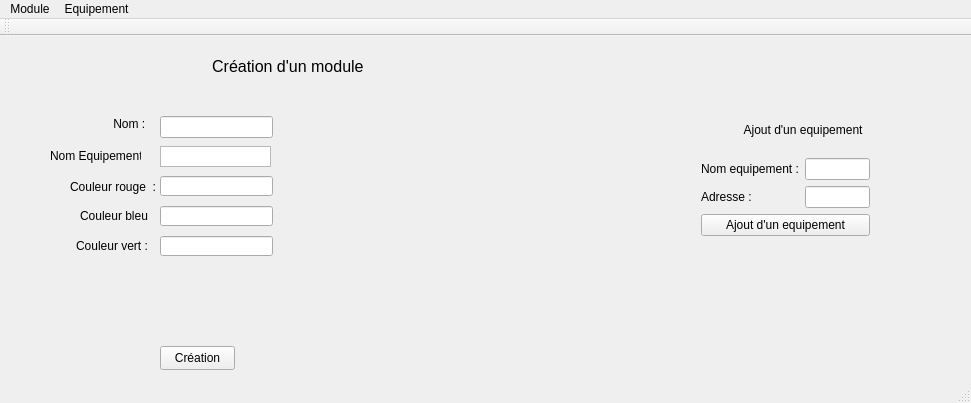
The window that module/Webedia/Webedia.ui (charlesdesenclos/Projet-BTS-Webedia) describes before a commit, drawn with Qt 5.
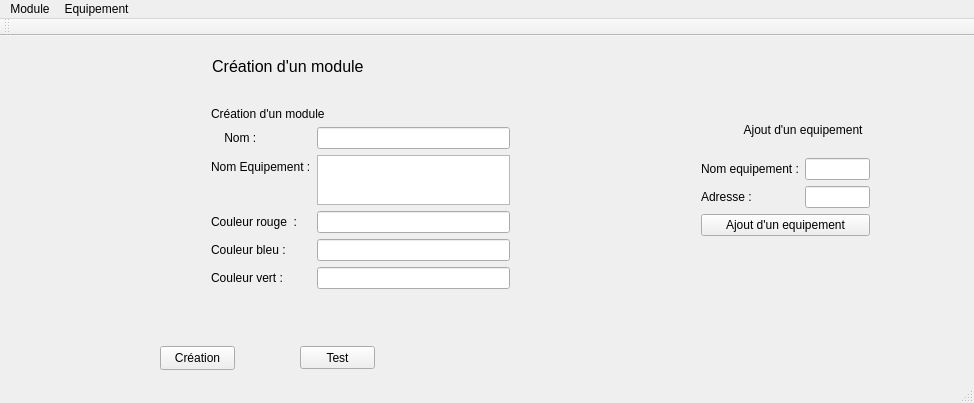
The same window after the commit.

Diff of the .ui file:
```diff
--- a/module/Webedia/Webedia.ui
+++ b/module/Webedia/Webedia.ui
@@ -6,7 +6,7 @@
    <rect>
     <x>0</x>
     <y>0</y>
-    <width>971</width>
+    <width>974</width>
     <height>403</height>
    </rect>
   </property>
@@ -14,19 +14,6 @@
    <string>Webedia</string>
   </property>
   <widget class="QWidget" name="centralWidget">
-   <widget class="QLabel" name="label_nom">
-    <property name="geometry">
-     <rect>
-      <x>100</x>
-      <y>80</y>
-      <width>49</width>
-      <height>16</height>
-     </rect>
-    </property>
-    <property name="text">
-     <string>    Nom :</string>
-    </property>
-   </widget>
    <widget class="QLabel" name="label_afficheresultat">
     <property name="geometry">
      <rect>
@@ -53,16 +40,6 @@
      <string>Création</string>
     </property>
    </widget>
-   <widget class="QLineEdit" name="lineEdit_nom_module">
-    <property name="geometry">
-     <rect>
-      <x>160</x>
-      <y>80</y>
-      <width>113</width>
-      <height>22</height>
-     </rect>
-    </property>
-   </widget>
    <widget class="QLabel" name="label_bdd">
     <property name="geometry">
      <rect>
@@ -124,98 +101,6 @@
      <string>              Création d'un module</string>
     </property>
    </widget>
-   <widget class="QLabel" name="label_couleu_rouge">
-    <property name="geometry">
-     <rect>
-      <x>70</x>
-      <y>140</y>
-      <width>101</width>
-      <height>21</height>
-     </rect>
-    </property>
-    <property name="text">
-     <string>Couleur rouge  :</string>
-    </property>
-   </widget>
-   <widget class="QLineEdit" name="lineEdit_couleeur_rouge">
-    <property name="geometry">
-     <rect>
-      <x>160</x>
-      <y>140</y>
-      <width>113</width>
-      <height>20</height>
-     </rect>
-    </property>
-   </widget>
-   <widget class="QListWidget" name="listWidget_nom_Equipement">
-    <property name="geometry">
-     <rect>
-      <x>160</x>
-      <y>110</y>
-      <width>111</width>
-      <height>21</height>
-     </rect>
-    </property>
-   </widget>
-   <widget class="QLabel" name="label_nom_equipement">
-    <property name="geometry">
-     <rect>
-      <x>50</x>
-      <y>110</y>
-      <width>91</width>
-      <height>20</height>
-     </rect>
-    </property>
-    <property name="text">
-     <string>Nom Equipement :</string>
-    </property>
-   </widget>
-   <widget class="QLabel" name="label_couleur_bleu">
-    <property name="geometry">
-     <rect>
-      <x>80</x>
-      <y>170</y>
-      <width>71</width>
-      <height>20</height>
-     </rect>
-    </property>
-    <property name="text">
-     <string>Couleur bleu :</string>
-    </property>
-   </widget>
-   <widget class="QLabel" name="label_couleur_vert">
-    <property name="geometry">
-     <rect>
-      <x>76</x>
-      <y>200</y>
-      <width>71</width>
-      <height>20</height>
-     </rect>
-    </property>
-    <property name="text">
-     <string>Couleur vert :</string>
-    </property>
-   </widget>
-   <widget class="QLineEdit" name="lineEdit_couleur_bleu">
-    <property name="geometry">
-     <rect>
-      <x>160</x>
-      <y>170</y>
-      <width>113</width>
-      <height>20</height>
-     </rect>
-    </property>
-   </widget>
-   <widget class="QLineEdit" name="lineEdit_couleur_vert">
-    <property name="geometry">
-     <rect>
-      <x>160</x>
-      <y>200</y>
-      <width>113</width>
-      <height>20</height>
-     </rect>
-    </property>
-   </widget>
    <widget class="QWidget" name="verticalLayoutWidget">
     <property name="geometry">
      <rect>
@@ -266,13 +151,95 @@
      </item>
     </layout>
    </widget>
+   <widget class="QPushButton" name="pushButton_test">
+    <property name="geometry">
+     <rect>
+      <x>300</x>
+      <y>310</y>
+      <width>75</width>
+      <height>23</height>
+     </rect>
+    </property>
+    <property name="text">
+     <string>Test</string>
+    </property>
+   </widget>
+   <widget class="QWidget" name="formLayoutWidget">
+    <property name="geometry">
+     <rect>
+      <x>200</x>
+      <y>60</y>
+      <width>321</width>
+      <height>204</height>
+     </rect>
+    </property>
+    <layout class="QFormLayout" name="formLayout_2">
+     <item row="1" column="0">
+      <widget class="QLabel" name="label_nom">
+       <property name="text">
+        <string>    Nom :</string>
+       </property>
+      </widget>
+     </item>
+     <item row="1" column="1">
+      <widget class="QLineEdit" name="lineEdit_nom_module"/>
+     </item>
+     <item row="2" column="0">
+      <widget class="QLabel" name="label_nom_equipement">
+       <property name="text">
+        <string>Nom Equipement :</string>
+       </property>
+      </widget>
+     </item>
+     <item row="2" column="1">
+      <widget class="QListWidget" name="listWidget_nom_Equipement"/>
+     </item>
+     <item row="3" column="0">
+      <widget class="QLabel" name="label_couleu_rouge">
+       <property name="text">
+        <string>Couleur rouge  :</string>
+       </property>
+      </widget>
+     </item>
+     <item row="3" column="1">
+      <widget class="QLineEdit" name="lineEdit_couleeur_rouge"/>
+     </item>
+     <item row="4" column="0">
+      <widget class="QLabel" name="label_couleur_bleu">
+       <property name="text">
+        <string>Couleur bleu :</string>
+       </property>
+      </widget>
+     </item>
+     <item row="4" column="1">
+      <widget class="QLineEdit" name="lineEdit_couleur_bleu"/>
+     </item>
+     <item row="5" column="0">
+      <widget class="QLabel" name="label_couleur_vert">
+       <property name="text">
+        <string>Couleur vert :</string>
+       </property>
+      </widget>
+     </item>
+     <item row="5" column="1">
+      <widget class="QLineEdit" name="lineEdit_couleur_vert"/>
+     </item>
+     <item row="0" column="0" colspan="2">
+      <widget class="QLabel" name="label_3">
+       <property name="text">
+        <string>Création d'un module</string>
+       </property>
+      </widget>
+     </item>
+    </layout>
+   </widget>
   </widget>
   <widget class="QMenuBar" name="menuBar">
    <property name="geometry">
     <rect>
      <x>0</x>
      <y>0</y>
-     <width>971</width>
+     <width>974</width>
      <height>21</height>
     </rect>
    </property>
```
Left out of the diff: 12 changed lines with no effect on the pictures.
